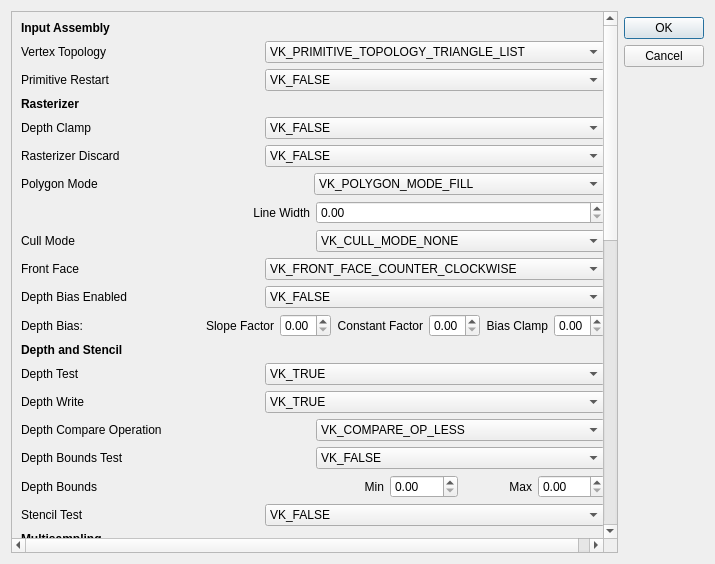
Qt form VulkanSetupGUI/GraphicsPipelineView.ui (Schokolado/GraphicalVulkanEditor) before a commit.
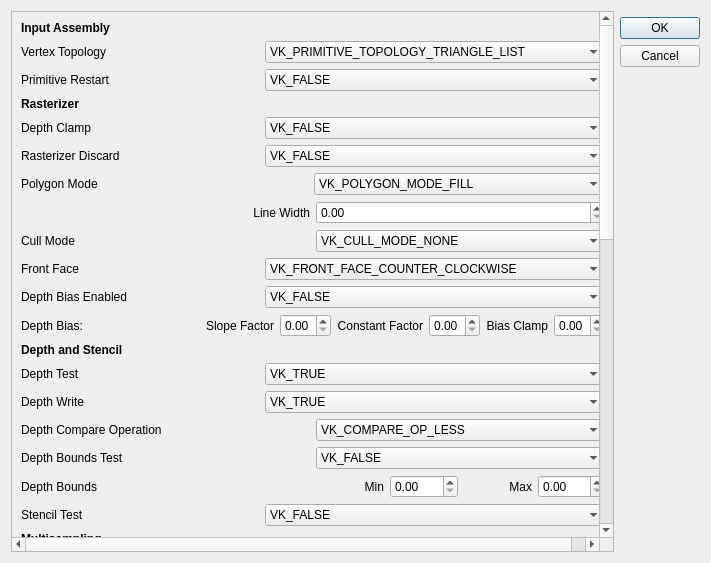
The same form after that commit.

Commit message: validated graphics pipeline input and show popup. file picker for shaders. issue: pipeline 1 can be added twice, and crashes on edit - fix this.

```diff
--- a/VulkanSetupGUI/GraphicsPipelineView.ui
+++ b/VulkanSetupGUI/GraphicsPipelineView.ui
@@ -6,8 +6,8 @@
    <rect>
     <x>0</x>
     <y>0</y>
-    <width>715</width>
-    <height>564</height>
+    <width>711</width>
+    <height>563</height>
    </rect>
   </property>
   <property name="windowTitle">
@@ -33,8 +33,8 @@
       <property name="geometry">
        <rect>
         <x>0</x>
-        <y>-347</y>
-        <width>597</width>
+        <y>0</y>
+        <width>593</width>
         <height>1234</height>
        </rect>
       </property>
```
Left out of the diff: 6 changed lines with no effect on the pictures. The commit also changes 4 other files.
